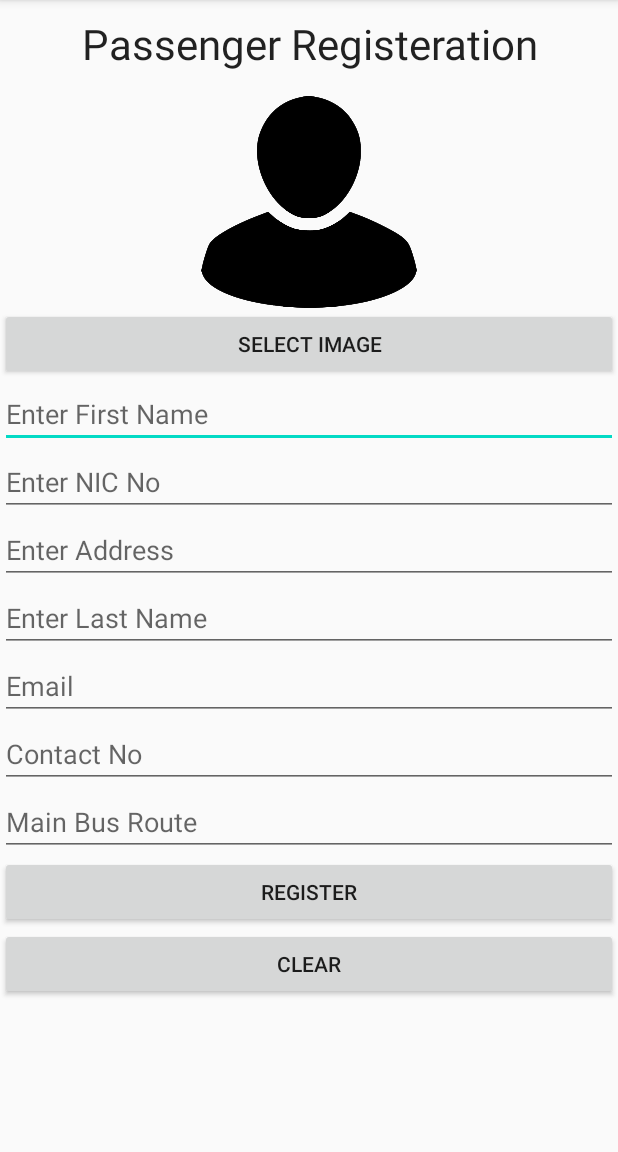
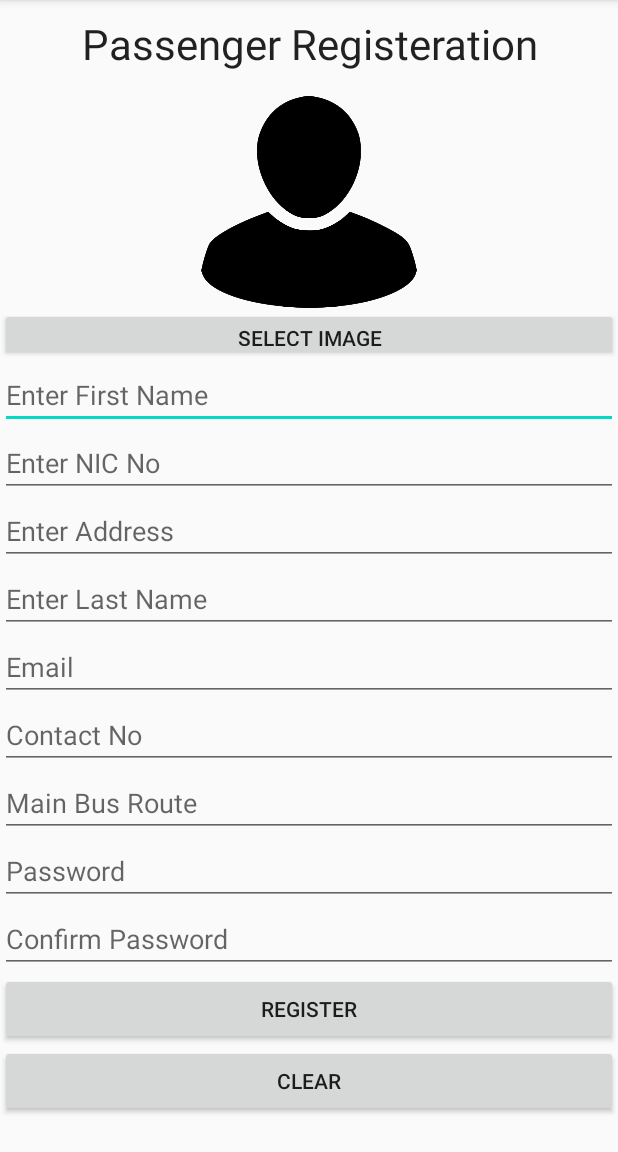
Before and after one commit to neoPerera/IDeaLoop, an Android app: the PassengerRegister screen opened directly, with no data from a screen before it, on a phone screen of 412 x 824 dp, the part 84-1236 px from its top. Run offline under Robolectric (Android 15) with nearby library versions, the phone set to English and light mode, and no system bars; our stand-ins replace Firebase (no records; nobody signed in at launch, a user with empty details on screens opened directly).

Commit message:
Passenger and BusOwner Registeration Completed

```diff
--- a/app/build.gradle
+++ b/app/build.gradle
@@ -36,6 +36,9 @@ dependencies {
     implementation 'com.google.firebase:firebase-auth:19.3.0'
     implementation 'com.google.firebase:firebase-firestore:21.4.2'
     implementation 'com.google.firebase:firebase-storage:19.1.1'
+    implementation 'com.google.android.material:material:1.1.0'
+    implementation 'androidx.annotation:annotation:1.1.0'
+    implementation 'androidx.lifecycle:lifecycle-extensions:2.2.0'
     testImplementation 'junit:junit:4.12'
     androidTestImplementation 'androidx.test.ext:junit:1.1.1'
     androidTestImplementation 'androidx.test.espresso:espresso-core:3.2.0'
--- a/app/src/main/AndroidManifest.xml
+++ b/app/src/main/AndroidManifest.xml
@@ -13,7 +13,11 @@
         android:roundIcon="@mipmap/ic_launcher_round"
         android:supportsRtl="true"
         android:theme="@style/AppTheme">
-        <activity android:name=".PassengerRegister"></activity>
+        <activity android:name=".LoginActivity"></activity>
+        <activity
+            android:name=".ui.login.LoginActivity"
+            android:label="@string/title_activity_login" />
+        <activity android:name=".PassengerRegister" />
         <activity android:name=".BusOwnerRegister" />
         <activity android:name=".MainActivity">
             <intent-filter>
--- a/app/src/main/res/layout/activity_passenger_register.xml
+++ b/app/src/main/res/layout/activity_passenger_register.xml
@@ -18,20 +18,7 @@ tools:context=".PassengerRegister">
         android:textColor="@color/common_google_signin_btn_text_light_pressed"
         android:textSize="28sp" />
 
-<ImageView
-    android:id="@+id/imageView"
-    android:layout_width="match_parent"
-    android:layout_height="141dp"
-    app:srcCompat="@drawable/user"
-    tools:srcCompat="@drawable/user" />
-
-<Button
-    android:id="@+id/select"
-    android:layout_width="match_parent"
-    android:layout_height="wrap_content"
-    android:text="Select image" />
-
-<ScrollView
+    <ScrollView
     android:layout_width="match_parent"
     android:layout_height="match_parent">
 
@@ -39,6 +26,19 @@ tools:context=".PassengerRegister">
         android:layout_width="match_parent"
         android:layout_height="wrap_content"
         android:orientation="vertical" >
+
+        <ImageView
+            android:id="@+id/imageView"
+            android:layout_width="match_parent"
+            android:layout_height="141dp"
+            app:srcCompat="@drawable/user"
+            tools:srcCompat="@drawable/user" />
+
+        <Button
+            android:id="@+id/select"
+            android:layout_width="match_parent"
+            android:layout_height="35dp"
+            android:text="Select image" />
 
         <EditText
             android:id="@+id/fname"
@@ -78,7 +78,7 @@ tools:context=".PassengerRegister">
             android:layout_height="wrap_content"
             android:ems="10"
             android:hint="Email"
-            android:inputType="textPersonName" />
+            android:inputType="textEmailAddress" />
 
         <EditText
             android:id="@+id/contactno"
@@ -86,7 +86,7 @@ tools:context=".PassengerRegister">
             android:layout_height="wrap_content"
             android:ems="10"
             android:hint="Contact No"
-            android:inputType="textPersonName" />
+            android:inputType="number" />
 
         <EditText
             android:id="@+id/mainbus"
@@ -95,6 +95,22 @@ tools:context=".PassengerRegister">
             android:ems="10"
             android:hint="Main Bus Route"
             android:inputType="textPersonName" />
+
+        <EditText
+            android:id="@+id/pass"
+            android:layout_width="match_parent"
+            android:layout_height="wrap_content"
+            android:ems="10"
+            android:hint="Password"
+            android:inputType="textPassword" />
+
+        <EditText
+            android:id="@+id/cpass"
+            android:layout_width="match_parent"
+            android:layout_height="wrap_content"
+            android:ems="10"
+            android:hint="Confirm Password"
+            android:inputType="textPassword" />
 
         <Button
             android:id="@+id/register"
--- /dev/null
+++ b/app/src/main/res/values/dimens.xml
@@ -0,0 +1,5 @@
+<resources>
+    <!-- Default screen margins, per the Android Design guidelines. -->
+    <dimen name="activity_horizontal_margin">16dp</dimen>
+    <dimen name="activity_vertical_margin">16dp</dimen>
+</resources>
```
Also changed, not shown: app/src/main/java/com/idealoop/busseek/BusOwner.java (+11 -1 lines), app/src/main/java/com/idealoop/busseek/BusOwnerRegister.java (+40 -4 lines), app/src/main/java/com/idealoop/busseek/LoginActivity.java (added, +14 -0 lines), app/src/main/java/com/idealoop/busseek/Passenger.java (+12 -1 lines), app/src/main/java/com/idealoop/busseek/PassengerRegister.java (+43 -8 lines), app/src/main/res/layout/activity_bus_owner_register.xml (+31 -15 lines), app/src/main/res/layout/activity_login.xml (added, +37 -0 lines), app/src/main/res/values/strings.xml (+9 -0 lines), 1 other file.
